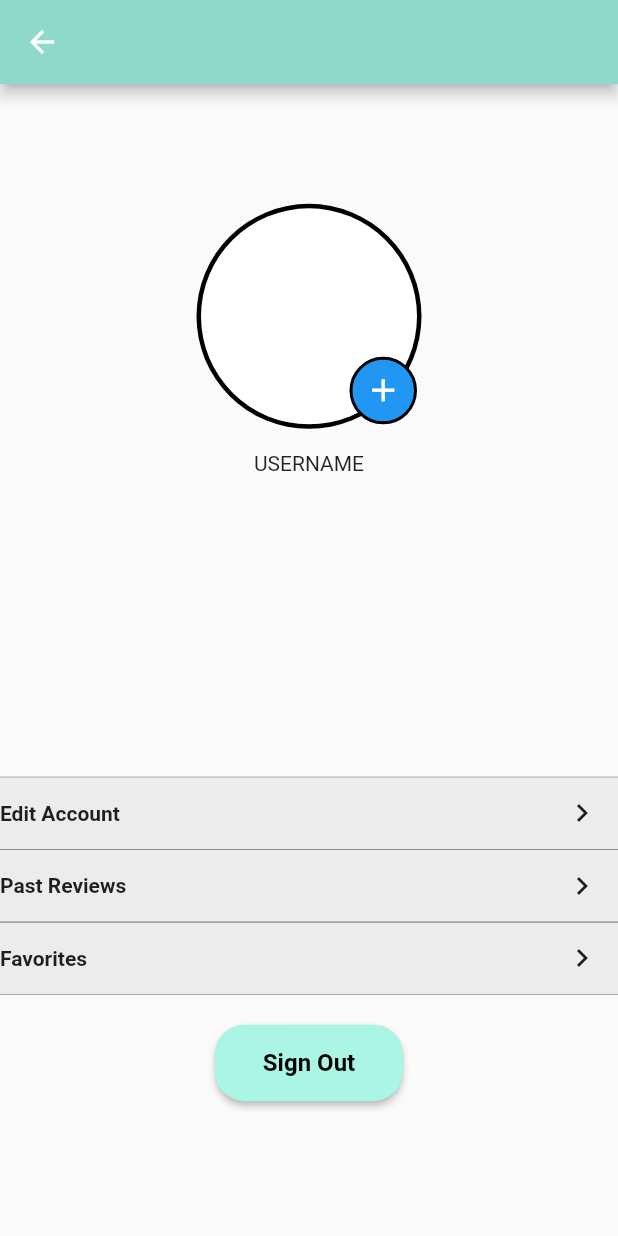
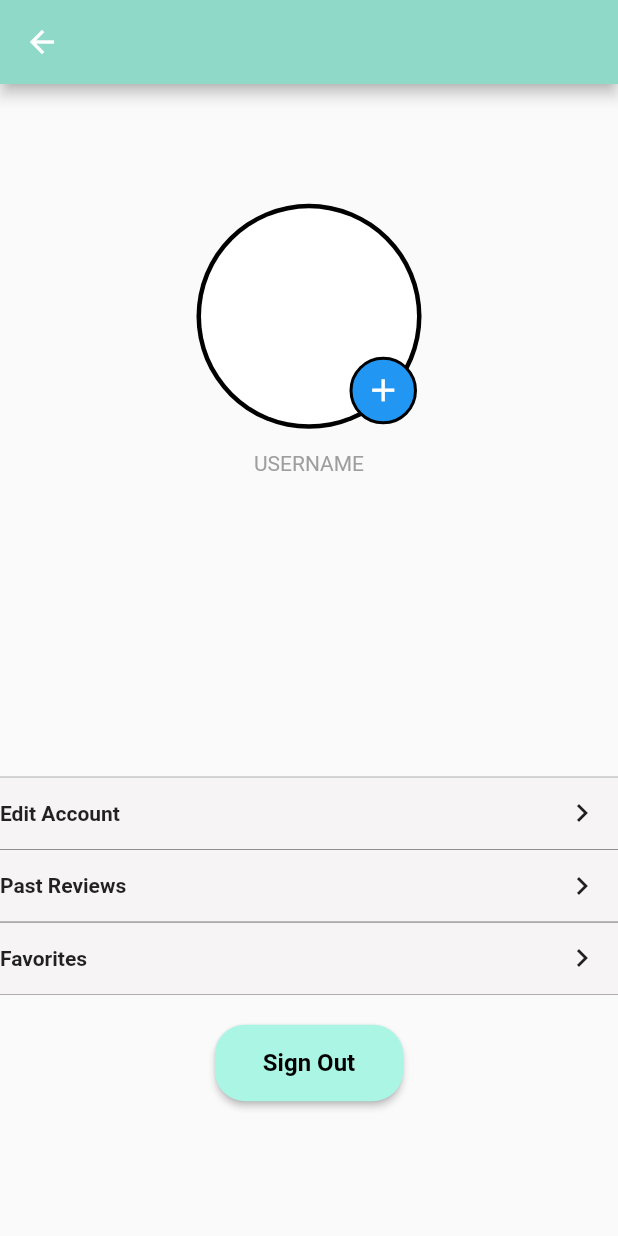
Before and after one commit to JeffreyAguilar/CityScope, a Flutter app: the LibraryTab screen opened directly, on a phone screen of 412 x 824 dp. Run offline on Flutter 3.47's test engine with Material 2 defaults, Android fonts, the light colour scheme and no system bars; our stand-ins replace cloud_firestore, firebase_auth, firebase_core, google_maps_flutter, sliding_up_panel; accounts and stored records are empty.

Commit message:
minor change to colors of tabs

```diff
--- a/lib/library_tab.dart
+++ b/lib/library_tab.dart
@@ -56,7 +56,12 @@ class _LibraryTabState extends State<LibraryTab> {
               height: 15,
             ),
             const Center(
-              child: Text('USERNAME'),
+              child: Text(
+                'USERNAME',
+                style: TextStyle(
+                  color: Colors.grey,
+                ),
+              ),
             ),
             const SizedBox(
               height: 200,
@@ -65,7 +70,7 @@ class _LibraryTabState extends State<LibraryTab> {
               padding: const EdgeInsets.only(top: 1.0),
               child: Container(
                 decoration: const BoxDecoration(
-                  color: Color.fromARGB(255, 236, 236, 236),
+                  color: Color.fromARGB(255, 246, 244, 244),
                   border: Border.symmetric(
                     horizontal: BorderSide(
                       color: Colors.black,
@@ -95,7 +100,7 @@ class _LibraryTabState extends State<LibraryTab> {
             ),
             Container(
               decoration: const BoxDecoration(
-                color: Color.fromARGB(255, 236, 236, 236),
+                color: Color.fromARGB(255, 246, 244, 244),
                 border: Border.symmetric(
                   horizontal: BorderSide(
                     color: Colors.black,
@@ -123,7 +128,7 @@ class _LibraryTabState extends State<LibraryTab> {
             ),
             Container(
               decoration: const BoxDecoration(
-                color: Color.fromARGB(255, 236, 236, 236),
+                color: Color.fromARGB(255, 246, 244, 244),
                 border: Border.symmetric(
                   horizontal: BorderSide(
                     color: Colors.black,
@@ -144,9 +149,7 @@ class _LibraryTabState extends State<LibraryTab> {
                   ),
                   IconButton(
                     icon: const Icon(Icons.chevron_right),
-                    onPressed: () {
-
-                    },
+                    onPressed: () {},
                   ),
                 ],
               ),
```
